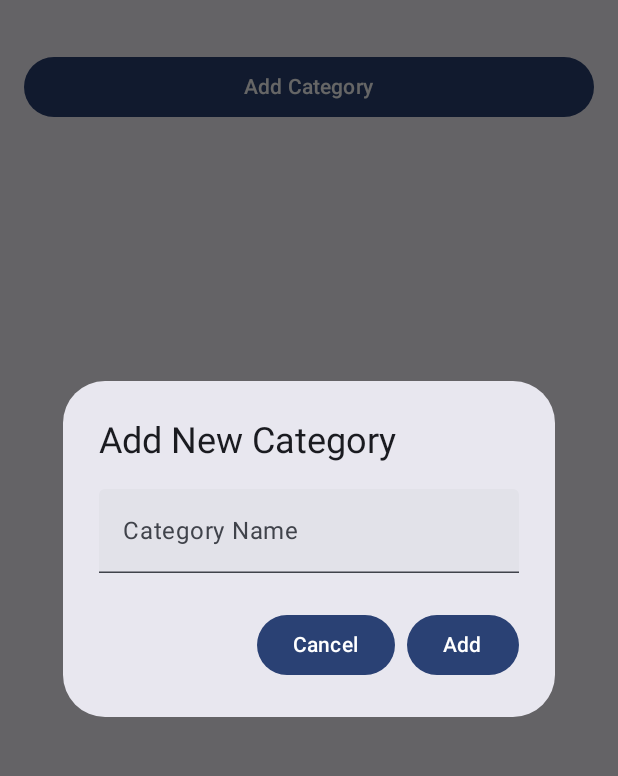
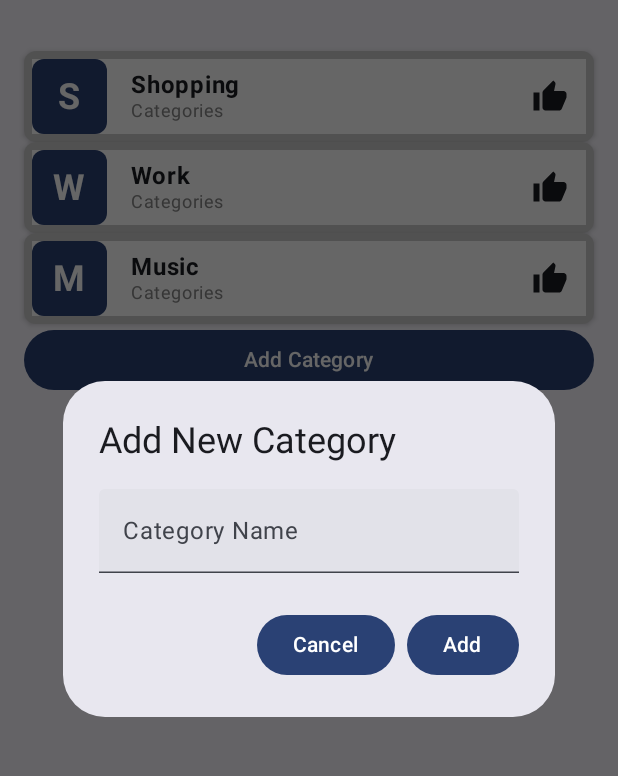
Before and after one commit to Sudheeroid/CategoryManager, an Android app built with Jetpack Compose: the screen it shows after launch (MainActivity), after a tap on "Add Category", on a phone screen of 412 x 824 dp, the part 69-845 px from its top. Run offline under Robolectric (Android 15) with nearby library versions, the phone set to English and light mode, and no system bars; our stand-ins replace Dagger/Hilt's generated code, Room's generated code.

Commit message:
Second commit CategoryManager

```diff
--- a/app/src/main/java/com/example/categorymanager/ui/CategoryListScreen.kt
+++ b/app/src/main/java/com/example/categorymanager/ui/CategoryListScreen.kt
@@ -2,22 +2,44 @@ package com.example.categorymanager.ui
 
 import android.util.Log
 import android.widget.Toast
+import androidx.compose.foundation.background
 import androidx.compose.foundation.clickable
-import androidx.compose.foundation.layout.*
+import androidx.compose.foundation.layout.Box
+import androidx.compose.foundation.layout.Column
+import androidx.compose.foundation.layout.Row
+import androidx.compose.foundation.layout.Spacer
+import androidx.compose.foundation.layout.fillMaxSize
+import androidx.compose.foundation.layout.fillMaxWidth
+import androidx.compose.foundation.layout.padding
+import androidx.compose.foundation.layout.size
+import androidx.compose.foundation.layout.width
 import androidx.compose.foundation.lazy.LazyColumn
 import androidx.compose.foundation.lazy.items
+import androidx.compose.foundation.shape.RoundedCornerShape
+import androidx.compose.material.icons.Icons
+import androidx.compose.material.icons.filled.Delete
+import androidx.compose.material.icons.filled.ThumbUp
 import androidx.compose.material3.AlertDialog
 import androidx.compose.material3.Button
+import androidx.compose.material3.Card
+import androidx.compose.material3.CardDefaults
+import androidx.compose.material3.Icon
+import androidx.compose.material3.IconButton
+import androidx.compose.material3.MaterialTheme
 import androidx.compose.material3.Text
 import androidx.compose.material3.TextField
 import androidx.compose.runtime.Composable
 import androidx.compose.runtime.collectAsState
 import androidx.compose.runtime.mutableStateOf
 import androidx.compose.runtime.remember
+import androidx.compose.ui.Alignment
 import androidx.compose.ui.Modifier
+import androidx.compose.ui.graphics.Color
 import androidx.compose.ui.platform.LocalContext
+import androidx.compose.ui.text.font.FontWeight
 import androidx.compose.ui.tooling.preview.Preview
 import androidx.compose.ui.unit.dp
+import androidx.compose.ui.unit.sp
 import androidx.hilt.navigation.compose.hiltViewModel
 import androidx.navigation.NavController
 import androidx.navigation.compose.rememberNavController
@@ -45,7 +67,7 @@ fun CategoryListScreen(
             .fillMaxSize()
             .padding(16.dp)
     ) {
-
+        DefaultTextFields()
         Button(
             onClick = {
                 showDialog.value = true
@@ -54,20 +76,73 @@ fun CategoryListScreen(
         ) {
             Text("Add Category")
         }
-
         LazyColumn(modifier = Modifier.fillMaxSize()) {
             items(categories.value) { category ->
                 Row(
                     modifier = Modifier
                         .fillMaxWidth()
-                        .padding(vertical = 8.dp)
                         .clickable {
                             navController.navigate("items/${category.id}")
                         }
                 ) {
-                    Text(category.name, modifier = Modifier.weight(1f))
-                    Button(onClick = { viewModel.deleteCategory(category) }) {
-                        Text("Delete")
+                    Card(
+                        shape = RoundedCornerShape(8.dp),
+                        modifier = Modifier
+                            .fillMaxWidth(),
+                        elevation = CardDefaults.cardElevation(2.dp),
+                        colors = CardDefaults.cardColors(
+                            containerColor = Color.LightGray, //Card background color
+                        )
+                    ) {
+                        Row(
+                            modifier = Modifier
+                                .fillMaxWidth()
+                                .padding(5.dp)
+                                .background(Color.White),
+                            verticalAlignment = Alignment.CenterVertically
+                        ) {
+                            Box(
+                                modifier = Modifier
+                                    .size(50.dp)
+                                    .background(
+                                        MaterialTheme.colorScheme.primary,
+                                        RoundedCornerShape(8.dp)
+                                    ),
+                                contentAlignment = Alignment.Center
+                            ) {
+                                Text(
+                                    text = category.name.first().toString().uppercase(),
+                                    color = Color.White,
+                                    fontWeight = FontWeight.Bold,
+                                    fontSize = 24.sp
+                                )
+                            }
+
+                            Spacer(modifier = Modifier.width(16.dp))
+
+                            // Text Content
+                            Column(
+                                modifier = Modifier.weight(1f)
+                            ) {
+                                Text(
+                                    text = category.name,
+                                    style = MaterialTheme.typography.bodyLarge.copy(fontWeight = FontWeight.Bold)
+                                )
+                                Text(
+                                    text = "Categories",
+                                    style = MaterialTheme.typography.bodySmall,
+                                    color = Color.Gray
+                                )
+                            }
+
+                            IconButton(onClick = { viewModel.deleteCategory(category) }) {
+                                Icon(
+
+                                    imageVector = Icons.Default.Delete,
+                                    contentDescription = "Go to Category"
+                                )
+                            }
+                        }
                     }
                 }
             }
@@ -111,6 +186,12 @@ fun CategoryListScreen(
     }
 }
 
+@Composable
+fun DefaultTextFields() {
+    CategoryCard("Shopping")
+    CategoryCard("Work")
+    CategoryCard("Music")
+}
 
 @Preview(showBackground = true)
 @Composable
@@ -118,3 +199,66 @@ fun PreviewCategoryListScreen() {
     val navController = rememberNavController()
     CategoryListScreen(navController)
 }
+
+@Composable
+fun CategoryCard(categoryName: String) {
+    Row(
+        modifier = Modifier
+            .fillMaxWidth()
+    ) {
+        Card(
+            shape = RoundedCornerShape(8.dp),
+            modifier = Modifier
+                .fillMaxWidth(),
+            elevation = CardDefaults.cardElevation(2.dp), colors = CardDefaults.cardColors(
+                containerColor = Color.LightGray, //Card background color
+            )
+        ) {
+            Row(
+                modifier = Modifier
+                    .fillMaxWidth()
+                    .padding(5.dp)
+                    .background(Color.White),
+                verticalAlignment = Alignment.CenterVertically
+            ) {
+                Box(
+                    modifier = Modifier
+                        .size(50.dp)
+                        .background(MaterialTheme.colorScheme.primary, RoundedCornerShape(8.dp)),
+                    contentAlignment = Alignment.Center
+                ) {
+                    Text(
+                        text = categoryName.first().toString().uppercase(),
+                        color = Color.White,
+                        fontWeight = FontWeight.Bold,
+                        fontSize = 24.sp
+                    )
+                }
+
+                Spacer(modifier = Modifier.width(16.dp))
+
+                // Text Content
+                Column(
+                    modifier = Modifier.weight(1f)
+                ) {
+                    Text(
+                        text = categoryName,
+                        style = MaterialTheme.typography.bodyLarge.copy(fontWeight = FontWeight.Bold)
+                    )
+                    Text(
+                        text = "Categories",
+                        style = MaterialTheme.typography.bodySmall,
+                        color = Color.Gray
+                    )
+                }
+
+                IconButton(onClick = { }) {
+                    Icon(
+                        imageVector = Icons.Default.ThumbUp,
+                        contentDescription = "Go to Category"
+                    )
+                }
+            }
+        }
+    }
+}
--- a/app/src/main/java/com/example/categorymanager/ui/MainActivity.kt
+++ b/app/src/main/java/com/example/categorymanager/ui/MainActivity.kt
@@ -8,7 +8,7 @@ import androidx.compose.foundation.layout.Column
 import androidx.compose.foundation.layout.fillMaxSize
 import androidx.compose.foundation.layout.padding
 import androidx.compose.material.icons.Icons
-import androidx.compose.material.icons.filled.ArrowBack
+import androidx.compose.material.icons.automirrored.filled.ArrowBack
 import androidx.compose.material3.ExperimentalMaterial3Api
 import androidx.compose.material3.Icon
 import androidx.compose.material3.IconButton
@@ -29,7 +29,7 @@ class MainActivity : ComponentActivity() {
         super.onCreate(savedInstanceState)
         enableEdgeToEdge()
         println("MainActivityComponentActivity1")
-               setContent {
+        setContent {
             CategoryManagerTheme {
                 // A surface container using the 'background' color from the theme
                 Scaffold(
@@ -38,22 +38,26 @@ class MainActivity : ComponentActivity() {
                             title = { Text("Category Manager") },
                             navigationIcon = {
                                 IconButton(onClick = { finish() }) {
-                                    Icon(Icons.Filled.ArrowBack, contentDescription = "Menu")
+                                    Icon(Icons.AutoMirrored.Filled.ArrowBack, contentDescription = "Menu")
                                 }
                             },
                         )
-                    }
-                            ,modifier = Modifier.fillMaxSize())
+                    }, modifier = Modifier.fillMaxSize()
+                )
                 { innerPadding ->
+
                     Column(modifier = Modifier.fillMaxSize()) {
+
                         val navController = rememberNavController()
+
                         NavHost(
                             navController = navController,
                             startDestination = "categories",
                             Modifier.padding(innerPadding)
                         ) {
                             composable("categories") {
-                                CategoryListScreen(navController)
+
+                            CategoryListScreen(navController)
 
                             }
                             composable("items/{categoryId}") { backStackEntry ->
@@ -69,4 +73,5 @@ class MainActivity : ComponentActivity() {
             }
         }
     }
+
 }
```
